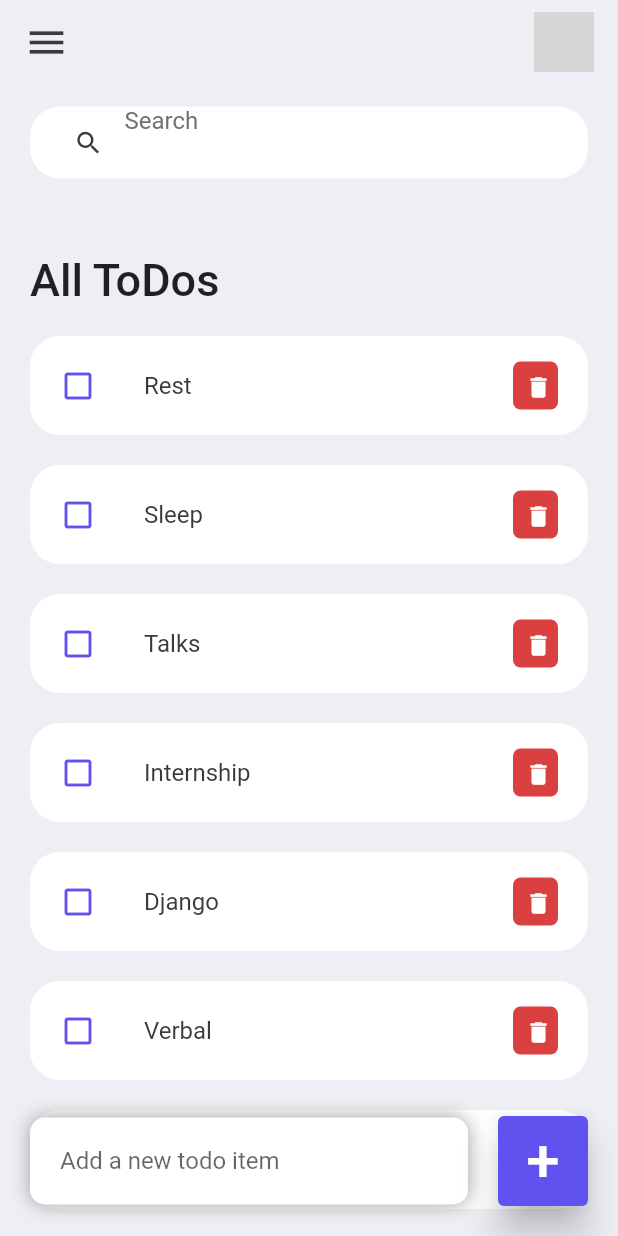
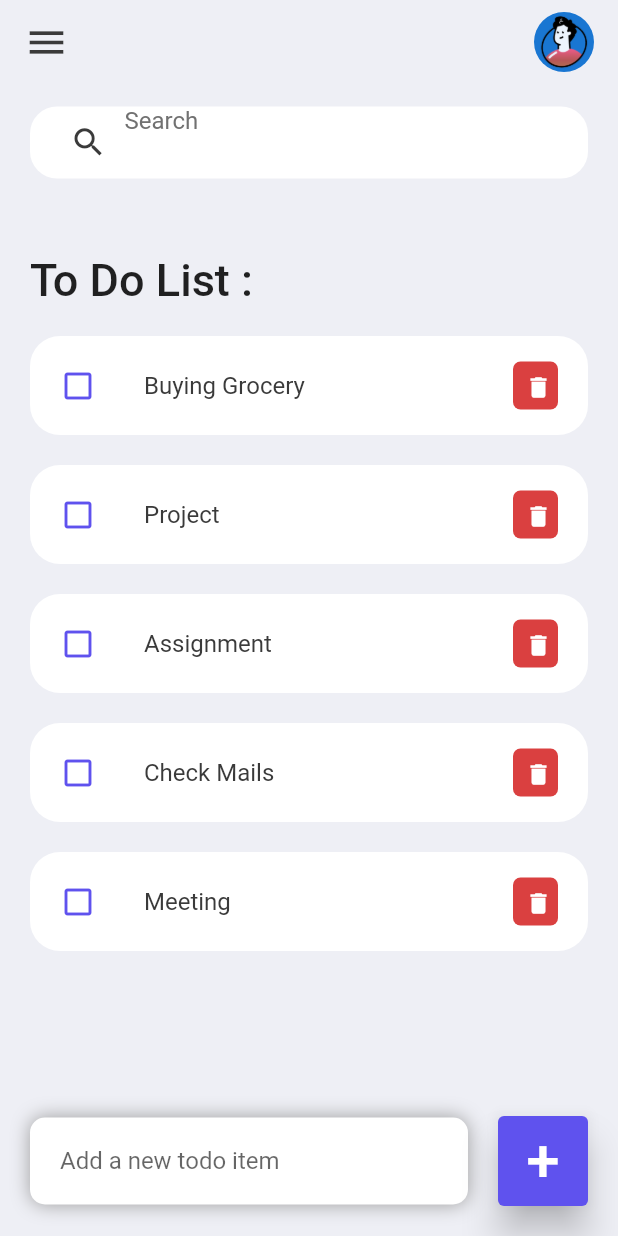
Before and after one commit to saniyanande/Checklist-App, a Flutter app: the screen it shows after launch, on a phone screen of 412 x 824 dp. Run offline on Flutter 3.47's test engine with Material 2 defaults, Android fonts, the phone set to English and light mode, and no system bars; grey boxes are pictures that could not be loaded.

```diff
--- a/lib/model/todo.dart
+++ b/lib/model/todo.dart
@@ -11,13 +11,11 @@ class ToDo{
 
   static List <ToDo> todoList(){
     return [
-      ToDo(id: '01', todoText: 'Quants', isDone: true),
-      ToDo(id: '02', todoText: 'Verbal', ),
-      ToDo(id: '03', todoText: 'Django', ),
-      ToDo(id: '04', todoText: 'Internship', ),
-      ToDo(id: '05', todoText: 'Talks', ),
-      ToDo(id: '06', todoText: 'Sleep', ),
-      ToDo(id: '07', todoText: 'Rest', ),
+      ToDo(id: '01', todoText: 'Meeting', ),
+      ToDo(id: '02', todoText: 'Check Mails', ),
+      ToDo(id: '03', todoText: 'Assignment', ),
+      ToDo(id: '04', todoText: 'Project', ),
+      ToDo(id: '05', todoText: 'Buying Grocery', ),
 
     ];
 
--- a/lib/screen/home.dart
+++ b/lib/screen/home.dart
@@ -46,7 +46,7 @@ class _HomeState extends State<Home> {
                           bottom: 20,
                         ),
                         child: Text(
-                          'All ToDos',
+                          'To Do List : ',
                           style: TextStyle(
                             fontSize: 30,
                             fontWeight: FontWeight.w500,
@@ -164,9 +164,9 @@ class _HomeState extends State<Home> {
 
   Widget searchBox() {
     return Container(
-      padding: EdgeInsets.symmetric(horizontal: 15),
+      padding:const EdgeInsets.symmetric(horizontal: 15),
       decoration: BoxDecoration(
-          color: Colors.white, borderRadius: BorderRadius.circular(20)),
+          color: Colors.white, borderRadius: BorderRadius.circular(18)),
       child: TextField(
         onChanged: (value) => _runFilter(value),
         decoration: InputDecoration(
@@ -174,13 +174,20 @@ class _HomeState extends State<Home> {
           prefixIcon: Icon(
             Icons.search,
             color: tdBlack,
-            size: 20,
+            size: 25,
           ),
-          // prefixIconConstraints: BoxConstraints(maxHeight: 8, minHeight: 9),
+
+          // prefixIconConstraints: BoxConstraints(
+          //   maxHeight: 20,
+          //    minHeight: 25
+          //    ),
+
           border: InputBorder.none,
           hintText: 'Search',
-          hintStyle: TextStyle(color: tdGrey),
-        ),
+          hintStyle: TextStyle(
+            color: tdGrey
+         ) ),
+
       ),
     );
   }
@@ -198,7 +205,7 @@ class _HomeState extends State<Home> {
         Container(
           height: 40,
           width: 40,
-          child:CircleAvatar(foregroundImage: AssetImage('images/profile.jpg'),)
+          child:CircleAvatar(foregroundImage: AssetImage('images/profile.png'),)
         ),
       ]),
     );
```
